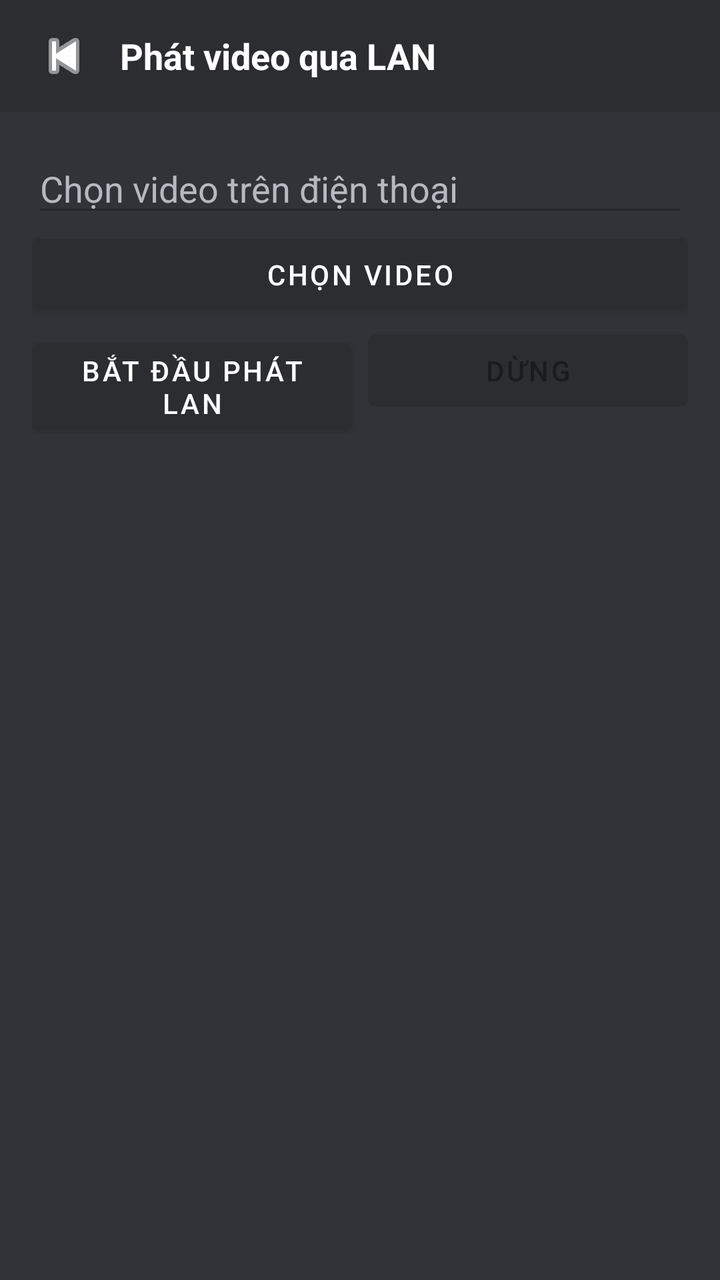
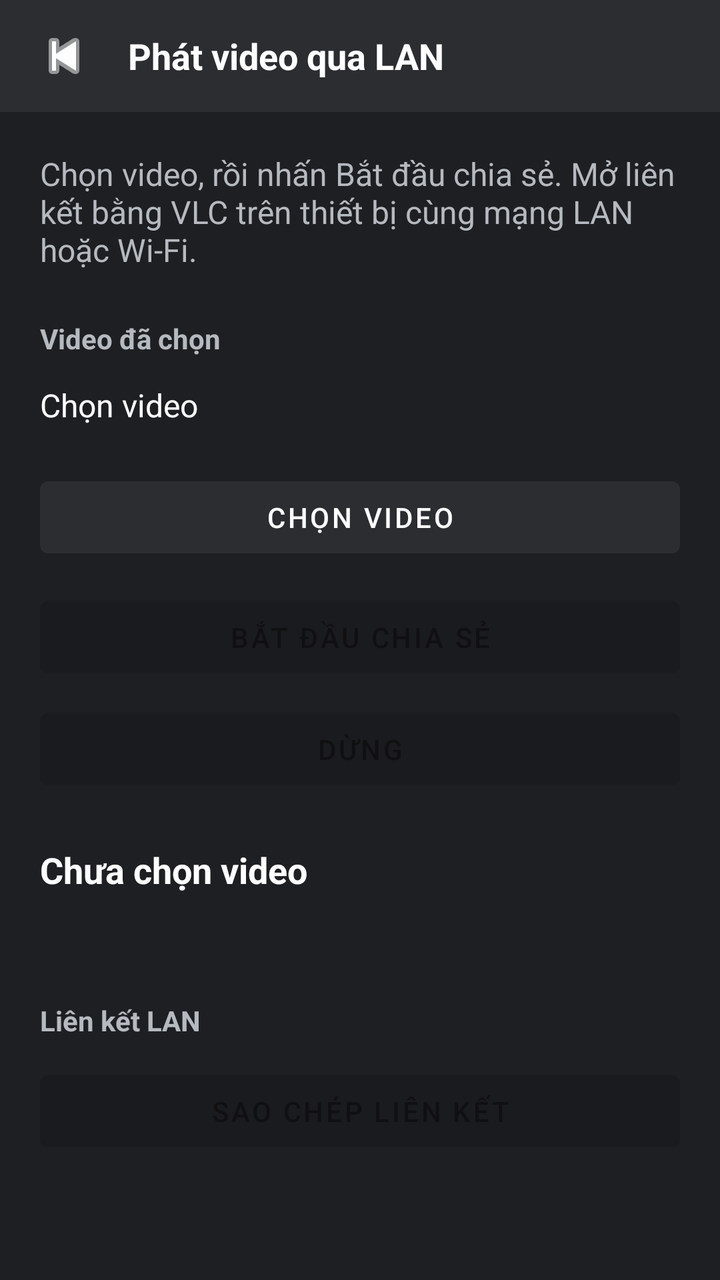

The first picture is an Android layout as it rendered before a commit; the second is the same layout after the commit. The layout source and the unified diff follow.
<!-- AndroidManifest.xml: activity theme Theme.VLCPlayer -->
<!-- res/layout/activity_transcode.xml -->
<?xml version="1.0" encoding="utf-8"?>
<LinearLayout xmlns:android="http://schemas.android.com/apk/res/android"
    xmlns:app="http://schemas.android.com/apk/res-auto"
    android:layout_width="match_parent"
    android:layout_height="match_parent"
    android:orientation="vertical"
    android:background="#313338">

    <LinearLayout
        android:layout_width="match_parent"
        android:layout_height="56dp"
        android:gravity="center_vertical"
        android:paddingHorizontal="12dp"
        android:background="#2B2D31">
        <ImageButton android:id="@+id/btn_back" android:layout_width="40dp"
            android:layout_height="40dp" android:background="?selectableItemBackgroundBorderless"
            android:src="@android:drawable/ic_media_previous" app:tint="#FFFFFF"/>
        <TextView android:layout_width="0dp" android:layout_height="wrap_content"
            android:layout_weight="1" android:text="Phát video qua LAN"
            android:textColor="#FFFFFF" android:textSize="18sp" android:textStyle="bold"
            android:paddingStart="8dp"/>
    </LinearLayout>

    <LinearLayout android:layout_width="match_parent" android:layout_height="wrap_content"
        android:orientation="vertical" android:padding="16dp">
        <EditText android:id="@+id/et_video_path" android:layout_width="match_parent"
            android:layout_height="wrap_content" android:hint="Chọn video trên điện thoại"
            android:enabled="false" android:textColor="#FFFFFF" android:textColorHint="#B5BAC1"/>
        <Button android:id="@+id/btn_pick_video" android:layout_width="match_parent"
            android:layout_height="wrap_content" android:text="Chọn video"/>
        <LinearLayout android:layout_width="match_parent" android:layout_height="wrap_content">
            <Button android:id="@+id/btn_start_cast" android:layout_width="0dp"
                android:layout_height="wrap_content" android:layout_weight="1"
                android:layout_marginEnd="8dp" android:text="Bắt đầu phát LAN"/>
            <Button android:id="@+id/btn_stop_cast" android:layout_width="0dp"
                android:layout_height="wrap_content" android:layout_weight="1"
                android:text="Dừng" android:enabled="false"/>
        </LinearLayout>
        <ProgressBar android:id="@+id/progress_bar" style="?android:attr/progressBarStyleHorizontal"
            android:layout_width="match_parent" android:layout_height="8dp" android:visibility="gone"/>
        <TextView android:id="@+id/tv_status" android:layout_width="match_parent"
            android:layout_height="wrap_content" android:textColor="#FFFFFF"
            android:textSize="14sp" android:paddingTop="12dp" android:textIsSelectable="true"/>
        <TextView android:id="@+id/tv_details" android:layout_width="match_parent"
            android:layout_height="wrap_content" android:textColor="#57F287"
            android:textSize="13sp" android:paddingTop="8dp"/>
    </LinearLayout>
</LinearLayout>
<!-- resources referenced by this layout -->
<resources>
  <style name="Theme.VLCPlayer" parent="Theme.MaterialComponents.DayNight.NoActionBar">
          <item name="colorPrimary">@color/surface_dark</item>
          <item name="colorPrimaryVariant">@color/bg_dark</item>
          <item name="colorOnPrimary">@color/white</item>
          <item name="colorSecondary">@color/accent</item>
          <item name="android:windowBackground">@color/bg_dark</item>
          <item name="android:statusBarColor">@color/bg_dark</item>
          <item name="android:navigationBarColor">@color/bg_dark</item>
      </style>
  <color name="surface_dark">#2B2D31</color>
  <color name="bg_dark">#313338</color>
  <color name="white">#FFFFFF</color>
  <color name="accent">#5865F2</color>
</resources>

<!-- the commit's change to res/layout/activity_transcode.xml (unified diff, before → after) -->
@@ -4,45 +4,97 @@
     android:layout_width="match_parent"
     android:layout_height="match_parent"
     android:orientation="vertical"
-    android:background="#313338">
+    android:background="@color/surface_darker">
 
     <LinearLayout
         android:layout_width="match_parent"
-        android:layout_height="56dp"
+        android:layout_height="wrap_content"
+        android:minHeight="56dp"
         android:gravity="center_vertical"
-        android:paddingHorizontal="12dp"
-        android:background="#2B2D31">
-        <ImageButton android:id="@+id/btn_back" android:layout_width="40dp"
-            android:layout_height="40dp" android:background="?selectableItemBackgroundBorderless"
-            android:src="@android:drawable/ic_media_previous" app:tint="#FFFFFF"/>
+        android:paddingStart="8dp"
+        android:paddingEnd="16dp"
+        android:background="@color/surface_dark">
+        <ImageButton android:id="@+id/btn_back" android:layout_width="48dp"
+            android:layout_height="48dp" android:background="?selectableItemBackgroundBorderless"
+            android:contentDescription="@string/lan_back"
+            android:src="@android:drawable/ic_media_previous" app:tint="@color/text_primary"/>
         <TextView android:layout_width="0dp" android:layout_height="wrap_content"
-            android:layout_weight="1" android:text="Phát video qua LAN"
-            android:textColor="#FFFFFF" android:textSize="18sp" android:textStyle="bold"
+            android:layout_weight="1" android:text="@string/lan_title"
+            android:textColor="@color/text_primary" android:textSize="18sp" android:textStyle="bold"
             android:paddingStart="8dp"/>
     </LinearLayout>
 
-    <LinearLayout android:layout_width="match_parent" android:layout_height="wrap_content"
-        android:orientation="vertical" android:padding="16dp">
-        <EditText android:id="@+id/et_video_path" android:layout_width="match_parent"
-            android:layout_height="wrap_content" android:hint="Chọn video trên điện thoại"
-            android:enabled="false" android:textColor="#FFFFFF" android:textColorHint="#B5BAC1"/>
-        <Button android:id="@+id/btn_pick_video" android:layout_width="match_parent"
-            android:layout_height="wrap_content" android:text="Chọn video"/>
-        <LinearLayout android:layout_width="match_parent" android:layout_height="wrap_content">
-            <Button android:id="@+id/btn_start_cast" android:layout_width="0dp"
-                android:layout_height="wrap_content" android:layout_weight="1"
-                android:layout_marginEnd="8dp" android:text="Bắt đầu phát LAN"/>
-            <Button android:id="@+id/btn_stop_cast" android:layout_width="0dp"
-                android:layout_height="wrap_content" android:layout_weight="1"
-                android:text="Dừng" android:enabled="false"/>
+    <androidx.core.widget.NestedScrollView
+        android:layout_width="match_parent"
+        android:layout_height="0dp"
+        android:layout_weight="1"
+        android:fillViewport="true">
+
+        <LinearLayout android:layout_width="match_parent" android:layout_height="wrap_content"
+            android:orientation="vertical" android:padding="20dp">
+
+            <TextView android:layout_width="match_parent" android:layout_height="wrap_content"
+                android:text="@string/lan_instructions" android:textSize="16sp"
+                android:textColor="@color/text_secondary"/>
+
+            <TextView android:layout_width="match_parent" android:layout_height="wrap_content"
+                android:layout_marginTop="24dp" android:text="@string/lan_selected_video"
+                android:textSize="14sp" android:textStyle="bold" android:textColor="@color/text_secondary"/>
+
+            <TextView android:id="@+id/et_video_path" android:layout_width="match_parent"
+                android:layout_height="wrap_content" android:minHeight="48dp"
+                android:gravity="center_vertical" android:paddingTop="8dp" android:paddingBottom="8dp"
+                android:text="@string/lan_select_video" android:textSize="16sp"
+                android:textIsSelectable="true" android:textColor="@color/text_primary"/>
+
+            <com.google.android.material.button.MaterialButton
+                android:id="@+id/btn_pick_video" android:layout_width="match_parent"
+                android:layout_height="wrap_content" android:minHeight="48dp"
+                android:layout_marginTop="8dp" android:text="@string/lan_select_video"/>
+
+            <com.google.android.material.button.MaterialButton
+                android:id="@+id/btn_start_cast" android:layout_width="match_parent"
+                android:layout_height="wrap_content" android:minHeight="48dp"
+                android:layout_marginTop="12dp" android:enabled="false"
+                android:text="@string/lan_start"/>
+
+            <com.google.android.material.button.MaterialButton
+                android:id="@+id/btn_stop_cast" android:layout_width="match_parent"
+                android:layout_height="wrap_content" android:minHeight="48dp"
+                android:layout_marginTop="8dp" android:enabled="false"
+                android:text="@string/lan_stop"/>
+
+            <ProgressBar android:id="@+id/progress_bar"
+                android:layout_width="wrap_content" android:layout_height="wrap_content"
+                android:layout_gravity="center_horizontal" android:layout_marginTop="16dp"
+                android:indeterminate="true" android:contentDescription="@string/lan_status_preparing"
+                android:visibility="gone"/>
+
+            <TextView android:id="@+id/tv_status" android:layout_width="match_parent"
+                android:layout_height="wrap_content" android:layout_marginTop="24dp"
+                android:text="@string/lan_status_idle" android:textSize="18sp"
+                android:textStyle="bold" android:textColor="@color/text_primary"
+                android:accessibilityLiveRegion="polite"/>
+
+            <TextView android:id="@+id/tv_details" android:layout_width="match_parent"
+                android:layout_height="wrap_content" android:layout_marginTop="8dp"
+                android:textColor="@color/text_secondary" android:textSize="16sp"/>
+
+            <TextView android:layout_width="match_parent" android:layout_height="wrap_content"
+                android:layout_marginTop="24dp" android:text="@string/lan_url_label"
+                android:textSize="14sp" android:textStyle="bold" android:textColor="@color/text_secondary"/>
+
+            <TextView android:id="@+id/tv_lan_url" android:layout_width="match_parent"
+                android:layout_height="wrap_content" android:layout_marginTop="8dp"
+                android:textIsSelectable="true" android:textSize="16sp"
+                android:textColor="@color/text_primary" android:textDirection="ltr"
+                android:visibility="gone"/>
+
+            <com.google.android.material.button.MaterialButton
+                android:id="@+id/btn_copy_lan_url" android:layout_width="match_parent"
+                android:layout_height="wrap_content" android:minHeight="48dp"
+                android:layout_marginTop="12dp" android:enabled="false"
+                android:text="@string/lan_copy_url"/>
         </LinearLayout>
-        <ProgressBar android:id="@+id/progress_bar" style="?android:attr/progressBarStyleHorizontal"
-            android:layout_width="match_parent" android:layout_height="8dp" android:visibility="gone"/>
-        <TextView android:id="@+id/tv_status" android:layout_width="match_parent"
-            android:layout_height="wrap_content" android:textColor="#FFFFFF"
-            android:textSize="14sp" android:paddingTop="12dp" android:textIsSelectable="true"/>
-        <TextView android:id="@+id/tv_details" android:layout_width="match_parent"
-            android:layout_height="wrap_content" android:textColor="#57F287"
-            android:textSize="13sp" android:paddingTop="8dp"/>
-    </LinearLayout>
+    </androidx.core.widget.NestedScrollView>
 </LinearLayout>
<!-- resource entries referenced after the edit -->
@@ -10,6 +10,20 @@
           <item name="android:navigationBarColor">@color/bg_dark</item>
       </style>
   <color name="surface_dark">#2B2D31</color>
+  <color name="surface_darker">#1E1F22</color>
+  <color name="text_primary">#FFFFFF</color>
+  <color name="text_secondary">#B5BAC1</color>
+  <string name="lan_back">Quay lại</string>
+  <string name="lan_copy_url">Sao chép liên kết</string>
+  <string name="lan_instructions">Chọn video, rồi nhấn Bắt đầu chia sẻ. Mở liên kết bằng VLC trên thiết bị cùng mạng LAN hoặc Wi-Fi.</string>
+  <string name="lan_select_video">Chọn video</string>
+  <string name="lan_selected_video">Video đã chọn</string>
+  <string name="lan_start">Bắt đầu chia sẻ</string>
+  <string name="lan_status_idle">Chưa chọn video</string>
+  <string name="lan_status_preparing">Đang đọc thông tin video…</string>
+  <string name="lan_stop">Dừng</string>
+  <string name="lan_title">Phát video qua LAN</string>
+  <string name="lan_url_label">Liên kết LAN</string>
   <color name="bg_dark">#313338</color>
   <color name="white">#FFFFFF</color>
   <color name="accent">#5865F2</color>
